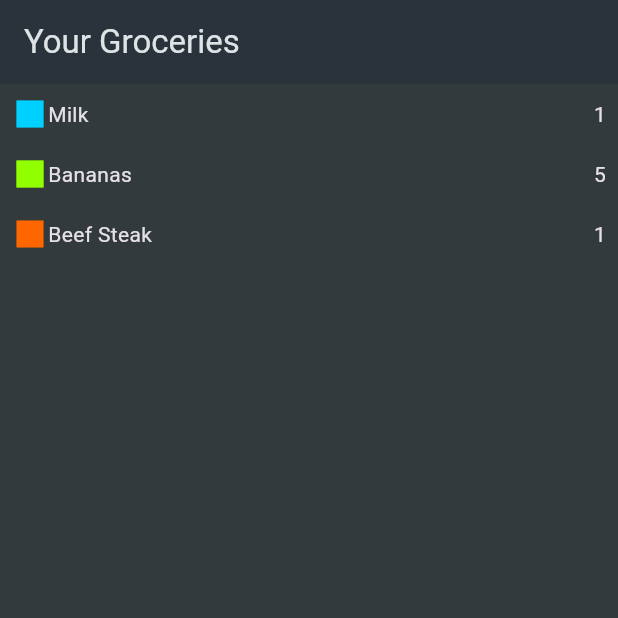
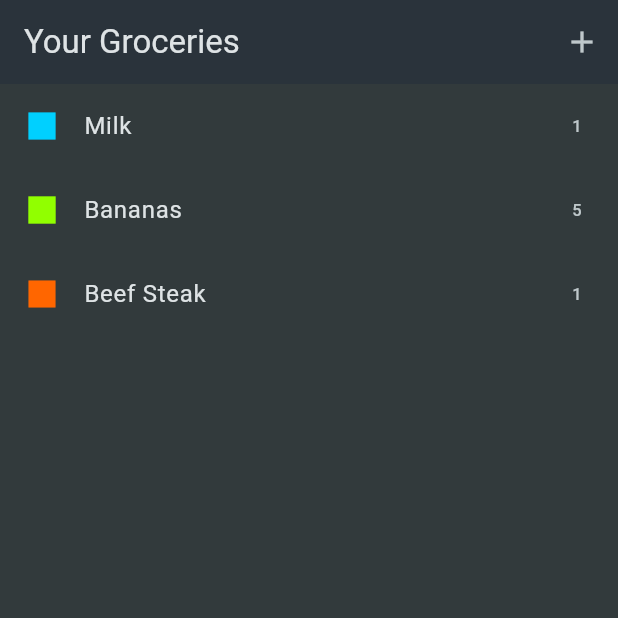
Before and after one commit to TeeWrath/shopping-list, a Flutter app: the screen it shows after launch, on a phone screen of 412 x 824 dp, the top half of it. Run offline on Flutter 3.47's test engine with Material 3 defaults, Android fonts, the phone set to English and light mode, and no system bars.

Commit message:
feat: new item screen added

```diff
--- a/lib/main.dart
+++ b/lib/main.dart
@@ -1,5 +1,6 @@
 import 'package:flutter/material.dart';
 import 'package:shopping_list/screens/grocery.dart';
+import 'package:shopping_list/screens/new_item.dart';
 
 void main() {
   WidgetsFlutterBinding.ensureInitialized();
@@ -25,6 +26,7 @@ class MyApp extends StatelessWidget {
         scaffoldBackgroundColor: const Color.fromARGB(255, 50, 58, 60),
       ),
       home: const GroceryScreen(),
+      // home: const NewItemScreen(),
     );
   }
 }
--- a/lib/screens/grocery.dart
+++ b/lib/screens/grocery.dart
@@ -1,36 +1,38 @@
 import 'package:flutter/material.dart';
 import 'package:shopping_list/data/dummy_items.dart';
+import 'package:shopping_list/screens/new_item.dart';
 
-class GroceryScreen extends StatelessWidget {
+class GroceryScreen extends StatefulWidget {
   const GroceryScreen({super.key});
+
+  @override
+  State<GroceryScreen> createState() => _GroceryScreenState();
+}
+
+class _GroceryScreenState extends State<GroceryScreen> {
+  void _addItem() {
+    Navigator.push(context,
+        MaterialPageRoute(builder: (context) => const NewItemScreen()));
+  }
 
   @override
   Widget build(BuildContext context) {
     return Scaffold(
         appBar: AppBar(
           title: const Text('Your Groceries'),
+          actions: [
+            IconButton(onPressed: _addItem, icon: const Icon(Icons.add))
+          ],
         ),
         body: ListView.builder(
             itemCount: groceryItems.length,
-            itemBuilder: (ctx, index) => Dismissible(
-                key: ValueKey(groceryItems[index]),
-                child: Padding(
-                  padding: const EdgeInsets.all(8.0),
-                  child: Row(
-                    mainAxisAlignment: MainAxisAlignment.spaceBetween,
-                    children: [
-                      Row(
-                        children: [
-                          Icon(
-                            Icons.square,
-                            color: groceryItems[index].category.color,
-                          ),
-                          Text(groceryItems[index].name),
-                        ],
-                      ),
-                      Text(groceryItems[index].quantity.toString())
-                    ],
+            itemBuilder: (ctx, index) => ListTile(
+                  title: Text(groceryItems[index].name),
+                  leading: Icon(
+                    Icons.square,
+                    color: groceryItems[index].category.color,
                   ),
-                ))));
+                  trailing: Text(groceryItems[index].quantity.toString()),
+                )));
   }
 }
```
Also changed, not shown: lib/screens/new_item.dart (added, +20 -0 lines).
